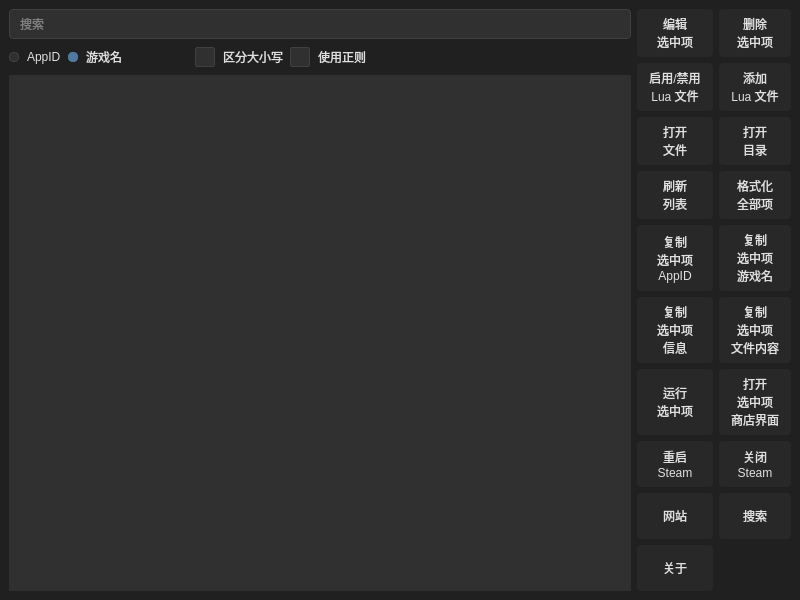
Before: the Qt Designer form mainwindow.ui in LTJJer/SteamTools-Manifest-Manager, drawn with Qt 5.
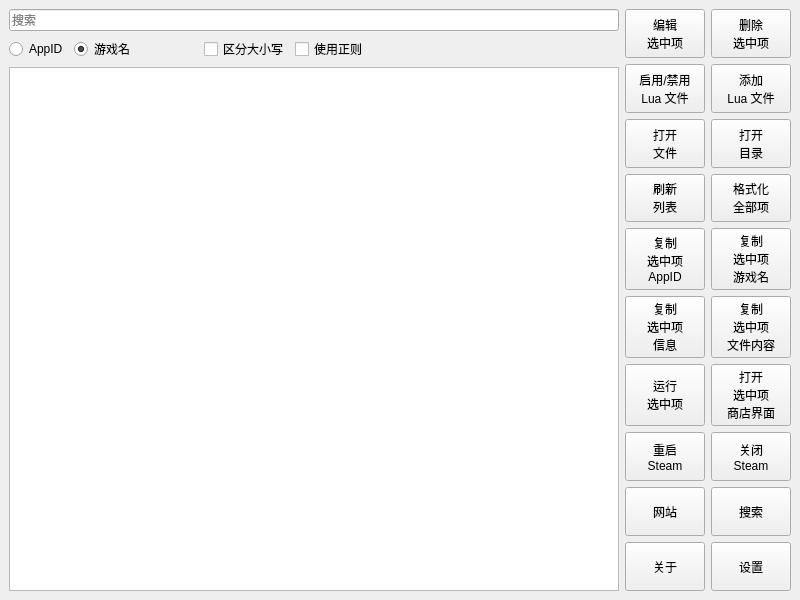
After: the same form once the commit is applied. Icons and pictures are not drawn.

What changed in the file:
```diff
--- a/mainwindow.ui
+++ b/mainwindow.ui
@@ -26,444 +26,6 @@
    <iconset resource="resources.qrc">
     <normaloff>:/Resources/Icons/icon.ico</normaloff>:/Resources/Icons/icon.ico</iconset>
   </property>
-  <property name="styleSheet">
-   <string notr="true">/* ==================== 全局基础样式 ==================== */
-/* 所有QWidget子类默认外观：深色背景、浅灰文字、移除焦点虚线框 */
-QWidget {
-    margin: 0;
-    padding: 0;
-    background-color: #202020;  /* 全局基色：最深色背景 */
-    color: #E0E0E0;             /* 主文字色：保证对比度的浅灰 */
-    outline: none;              /* 移除焦点虚线轮廓（全局统一） */
-}
-
-/* 所有控件禁用态文字统一变暗 */
-QWidget:disabled {
-    color: #505050;             /* 禁用文字色：深灰 */
-}
-
-/* ==================== 按钮（QPushButton） ==================== */
-QPushButton {
-    /* 布局属性优先，再视觉属性 */
-    padding: 6px 12px;
-    min-height: 20px;
-    /* 视觉属性 */
-    background-color: #282828;  /* 按钮背景：略深于全局 */
-    border-radius: 4px;         /* 统一圆角：与输入框一致 */
-}
-
-QPushButton:hover {
-    background-color: #383838;
-    color: #D0D0D0;
-}
-
-QPushButton:pressed {
-    background-color: #1c1c1c;
-    color: #C0C0C0;
-}
-
-QPushButton:disabled {
-    background-color: #252525;
-    color: #505050;             /* 继承QWidget:disabled，此处显式保留以明确 */
-}
-
-/* ==================== 单选/复选框（QRadioButton &amp; QCheckBox） ==================== */
-QRadioButton, QCheckBox {
-    spacing: 8px;               /* 指示器与文字间距 */
-    min-height: 24px;           /* 最小点击高度 */
-}
-
-/* 指示器公共样式 */
-QRadioButton::indicator, 
-QCheckBox::indicator {
-    background-color: #303030;  /* 同输入框背景 */
-    border: 1px solid #404040;  /* 同输入框边框 */
-}
-
-/* 指示器-未选中态交互 */
-QRadioButton::indicator:hover, 
-QCheckBox::indicator:hover {
-    background-color: #383838;
-    border-color: #505050;
-}
-
-QRadioButton::indicator:pressed, 
-QCheckBox::indicator:pressed {
-    background-color: #282828;
-    border-color: #5078A0;      /* 主题蓝：选中提示 */
-}
-
-/* 指示器-选中态基础 */
-QRadioButton::indicator:checked, 
-QCheckBox::indicator:checked {
-    background-color: #5078A0;
-    border-color: #5078A0;
-}
-
-/* 指示器-选中态交互 */
-QRadioButton::indicator:checked:hover, 
-QCheckBox::indicator:checked:hover {
-    background-color: #6088B0;
-    border-color: #6088B0;
-}
-
-QRadioButton::indicator:checked:pressed, 
-QCheckBox::indicator:checked:pressed {
-    background-color: #406890;
-    border-color: #406890;
-}
-
-/* 指示器-禁用态 */
-QRadioButton::indicator:disabled, 
-QCheckBox::indicator:disabled {
-    background-color: #282828;
-    border-color: #383838;
-}
-
-QRadioButton::indicator:disabled:checked, 
-QCheckBox::indicator:disabled:checked {
-    background-color: #383838;
-    border-color: #484848;
-}
-
-/* 指示器尺寸差异化 */
-QRadioButton::indicator {
-    width: 8px;
-    height: 8px;
-    border-radius: 4px;         /* 正圆：宽高的一半 */
-}
-
-QCheckBox::indicator {
-    width: 18px;
-    height: 18px;
-    border-radius: 2px;         /* 轻微圆角 */
-}
-
-/* ==================== 分组框（QGroupBox） ==================== */
-QGroupBox {
-    border: 1px solid #404040;
-    border-radius: 4px;
-    margin-top: 20px;           /* 顶部留空：避免标题重叠 */
-}
-
-QGroupBox::title {
-    subcontrol-origin: margin;
-    subcontrol-position: top center;
-    padding: 0 6px;             /* 水平留白：避免文字贴边 */
-}
-
-/* ==================== 列表视图（QListView） ==================== */
-QListView {
-    background-color: #303030;  /* 略深于全局背景 */
-    border: none;               /* 融入父容器 */
-    selection-background-color: #383838;
-    selection-color: #E0E0E0;   /* 继承全局，显式保留 */
-    alternate-background-color: #353535;  /* 交替行背景 */
-}
-
-QListView::item:hover {
-    background-color: #353535;
-}
-
-QListView::item:pressed {
-    background-color: #282828;  /* 同按钮按下背景 */
-}
-
-QListView::item:selected:hover {
-    background-color: #282828;
-    border: 1px solid #404040;
-}
-
-/* ==================== 标签页组件（QTabWidget &amp; QTabBar） ==================== */
-QTabBar::tab {
-    /* 布局属性 */
-    padding: 6px 12px;
-    min-height: 20px;
-    margin-right: 2px;          /* 标签间距 */
-    /* 视觉属性 */
-    background-color: #282828;  /* 同按钮默认背景 */
-    border: 1px solid #404040;
-    border-bottom: none;        /* 与内容面板衔接 */
-    border-top-left-radius: 4px;
-    border-top-right-radius: 4px;
-}
-
-QTabBar::tab:hover {
-    background-color: #383838;
-    color: #D0D0D0;
-}
-
-QTabBar::tab:selected {
-    background-color: #383838;
-    color: #E0E0E0;
-    border-top: 1px solid #5078A0;  /* 主题蓝高亮 */
-}
-
-QTabBar::tab:pressed {
-    background-color: #181818;
-    color: #C0C0C0;
-}
-
-QTabBar::tab:disabled {
-    background-color: #252525;
-    color: #505050;
-    border-color: #383838;
-}
-
-/* 标签页内容面板 */
-QTabWidget::pane {
-    border: 1px solid #404040;
-    border-top: none;           /* 与标签栏无缝衔接 */
-    margin-top: -1px;           /* 消除缝隙 */
-}
-
-/* ==================== 输入框类（可输入控件） ==================== */
-/* 基础样式：单行+多行输入控件 */
-QLineEdit, QDateTimeEdit, QSpinBox, QDoubleSpinBox,
-QComboBox, QTextEdit, QPlainTextEdit {
-    /* 布局属性 */
-    min-height: 20px;           /* 与按钮对齐 */
-    /* 视觉属性 */
-    background-color: #303030;  /* 同列表背景 */
-    border: 1px solid #404040;
-    border-radius: 4px;
-    color: #D0D0D0;             /* 输入文字略亮于主文字 */
-}
-
-/* 输入框-验证失败态 */
-QLineEdit[valid=&quot;false&quot;], QDateTimeEdit[valid=&quot;false&quot;], QSpinBox[valid=&quot;false&quot;], 
-QDoubleSpinBox[valid=&quot;false&quot;], QComboBox[valid=&quot;false&quot;], QTextEdit[valid=&quot;false&quot;], 
-QPlainTextEdit[valid=&quot;false&quot;] {
-    color: #E04040;
-}
-
-/* 单行输入框内边距（多行避免滚动问题，不包含） */
-QLineEdit, QDateTimeEdit, QSpinBox, QDoubleSpinBox, QComboBox {
-    padding: 4px 8px;
-}
-
-/* 下拉框-预留下拉按钮空间 */
-QComboBox {
-    padding-right: 28px;        /* 28px = 按钮20px + 留白8px */
-}
-
-QComboBox:editable {
-    padding-right: 8px;         /* 可编辑款：标准内边距 */
-}
-
-/* 输入框-交互态 */
-QLineEdit:hover, QDateTimeEdit:hover, QSpinBox:hover, QDoubleSpinBox:hover,
-QComboBox:hover, QComboBox:editable:hover, QTextEdit:hover, QPlainTextEdit:hover {
-    background-color: #383838;
-    border-color: #505050;
-}
-
-QLineEdit:focus, QDateTimeEdit:focus, QSpinBox:focus, QDoubleSpinBox:focus,
-QComboBox:focus, QComboBox:editable:focus, QTextEdit:focus, QPlainTextEdit:focus {
-    border-color: #5078A0;      /* 主题蓝聚焦 */
-}
-
-/* 输入框-禁用态 */
-QLineEdit:disabled, QDateTimeEdit:disabled, QSpinBox:disabled, QDoubleSpinBox:disabled,
-QComboBox:disabled, QComboBox:editable:disabled, QTextEdit:disabled, QPlainTextEdit:disabled {
-    background-color: #282828;
-    border-color: #383838;
-    color: #505050;             /* 继承QWidget:disabled，显式保留 */
-}
-
-/* 输入框-只读态 */
-QLineEdit:read-only, QDateTimeEdit:read-only, QSpinBox:read-only, QDoubleSpinBox:read-only,
-QTextEdit:read-only, QPlainTextEdit:read-only {
-    background-color: #282828;
-    color: #A0A0A0;             /* 只读文字：中灰（比禁用亮） */
-}
-
-/* 占位符文字 */
-QLineEdit::placeholder {
-    color: #606060;             /* 占位符：中灰 */
-}
-
-/* ==================== 下拉框（QComboBox）专属样式 ==================== */
-QComboBox:on {
-    background-color: #383838;
-    border-color: #5078A0;
-}
-
-/* 下拉按钮区域 */
-QComboBox::drop-down {
-    subcontrol-origin: padding;
-    subcontrol-position: top right;
-    width: 20px;
-    border-top-right-radius: 4px;
-    border-bottom-right-radius: 4px;
-}
-
-QComboBox::drop-down:hover {
-    background-color: #383838;
-}
-
-QComboBox::drop-down:pressed {
-    background-color: #282828;
-}
-
-QComboBox::drop-down:disabled {
-    background-color: #252525;
-}
-
-/* 下拉列表视图 */
-QComboBox QAbstractItemView {
-    background-color: #303030;
-    border: 1px solid #5078A0;  /* 主题蓝边框 */
-    selection-background-color: #383838;
-    selection-color: #E0E0E0;
-}
-
-QComboBox QAbstractItemView::item:hover {
-    background-color: #353535;
-}
-
-QComboBox QAbstractItemView::item:selected {
-    background-color: #383838;
-}
-
-/* ==================== 数字/日期编辑框按钮（QAbstractSpinBox） ==================== */
-QAbstractSpinBox::up-button, 
-QAbstractSpinBox::down-button {
-    width: 20px;
-}
-
-/* 按钮圆角匹配输入框 */
-QAbstractSpinBox::up-button {
-    border-top-right-radius: 4px;
-}
-
-QAbstractSpinBox::down-button {
-    border-bottom-right-radius: 4px;
-}
-
-/* 按钮交互态 */
-QAbstractSpinBox::up-button:hover, 
-QAbstractSpinBox::down-button:hover {
-    background-color: #383838;
-}
-
-QAbstractSpinBox::up-button:pressed, 
-QAbstractSpinBox::down-button:pressed {
-    background-color: #282828;
-}
-
-QAbstractSpinBox::up-button:disabled, 
-QAbstractSpinBox::down-button:disabled {
-    background-color: #252525;
-}
-
-/* ==================== 箭头样式（通用） ==================== */
-/* 基础箭头：透明边框绘制三角形 */
-QComboBox::down-arrow,
-QAbstractSpinBox::up-arrow,
-QAbstractSpinBox::down-arrow {
-    width: 0;
-    height: 0;
-    
-    /* 此处透明必须用 #00FFFFFF，否则有 bug*/
-    border-left: 4px solid #00FFFFFF;
-    border-right: 4px solid #00FFFFFF;
-}
-
-/* 上箭头（数值增加） */
-QAbstractSpinBox::up-arrow {
-    border-bottom: 4px solid #E0E0E0;
-}
-
-QAbstractSpinBox::up-button:hover::up-arrow {
-    border-bottom-color: #D0D0D0;
-}
-
-QAbstractSpinBox::up-button:pressed::up-arrow {
-    border-bottom-color: #C0C0C0;
-}
-
-QAbstractSpinBox::up-button:disabled::up-arrow {
-    border-bottom-color: #505050;
-}
-
-/* 下箭头（数值减少/下拉框） */
-QAbstractSpinBox::down-arrow,
-QComboBox::down-arrow {
-    border-top: 4px solid #E0E0E0;
-}
-
-QAbstractSpinBox::down-button:hover::down-arrow,
-QComboBox::drop-down:hover::down-arrow {
-    border-top-color: #D0D0D0;
-}
-
-QAbstractSpinBox::down-button:pressed::down-arrow,
-QComboBox::drop-down:pressed::down-arrow {
-    border-top-color: #C0C0C0;
-}
-
-QAbstractSpinBox::down-button:disabled::down-arrow,
-QComboBox:disabled::down-arrow,
-QComboBox::drop-down:disabled::down-arrow {
-    border-top-color: #505050;
-}
-
-/* ==================== 垂直滚动条（QScrollBar:vertical） ==================== */
-/* 隐藏上下翻页区域背景 */
-QScrollBar::add-page:vertical, 
-QScrollBar::sub-page:vertical {
-    background: none;
-}
-
-/* 滚动条容器 */
-QScrollBar:vertical {
-    background: #303030;        /* 同列表背景 */
-    width: 8px;
-}
-
-/* 滑块样式 */
-QScrollBar::handle:vertical {
-    background: #585858;        /* 默认灰色 */
-    min-height: 20px;           /* 最小高度：避免过短 */
-}
-
-QScrollBar::handle:vertical:hover {
-    background: #686868;        /* 悬浮变亮 */
-}
-
-QScrollBar::handle:vertical:pressed {
-    background: #5078A0;        /* 按下：主题蓝 */
-}
-
-/* 隐藏上下箭头按钮 */
-QScrollBar::add-line:vertical, 
-QScrollBar::sub-line:vertical {
-    height: 0;
-}
-
-/* ==================== 文本选中样式 ==================== */
-/* 正常态选中 */
-QLineEdit, QTextEdit, QPlainTextEdit, QSpinBox, QDoubleSpinBox, QDateTimeEdit,
-QComboBox:editable {
-    selection-background-color: #5078A0;
-    selection-color: #FFFFFF;
-}
-
-/* 只读态选中 */
-QLineEdit:read-only, QTextEdit:read-only, QPlainTextEdit:read-only,
-QSpinBox:read-only, QDoubleSpinBox:read-only, QDateTimeEdit:read-only {
-    selection-background-color: #383838;
-    selection-color: #E0E0E0;
-}
-
-/* 禁用态选中 */
-QLineEdit:disabled, QTextEdit:disabled, QPlainTextEdit:disabled,
-QSpinBox:disabled, QDoubleSpinBox:disabled, QDateTimeEdit:disabled {
-    selection-background-color: #383838;
-    selection-color: #505050;
-}</string>
-  </property>
   <widget class="QWidget" name="centralwidget">
    <layout class="QHBoxLayout" name="horizontalLayout">
     <item>
@@ -917,6 +479,19 @@
         </property>
        </widget>
       </item>
+      <item row="9" column="1">
+       <widget class="QPushButton" name="pushButton">
+        <property name="sizePolicy">
+         <sizepolicy hsizetype="Minimum" vsizetype="Expanding">
+          <horstretch>0</horstretch>
+          <verstretch>0</verstretch>
+         </sizepolicy>
+        </property>
+        <property name="text">
+         <string>设置</string>
+        </property>
+       </widget>
+      </item>
      </layout>
     </item>
    </layout>
```
Left out of the diff: 2 changed lines with no effect on the pictures.
